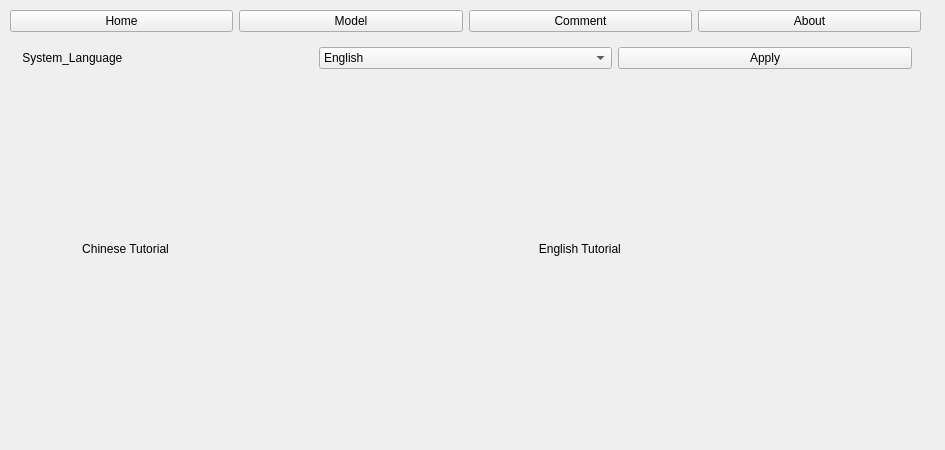
Above: frontdesign.ui from 2841130z/BiliStreamEcho_based_on_GPT-SoVITS before the change. Below: the same form after it.
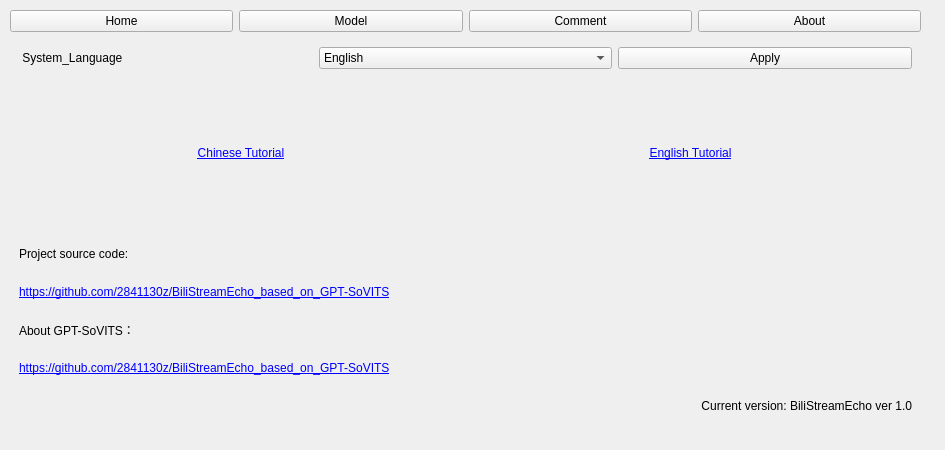
That is the form after the change. The open tabs and pages were chosen to show the change.

```diff
--- a/frontdesign.ui
+++ b/frontdesign.ui
@@ -560,7 +560,7 @@
          <item row="0" column="0">
           <layout class="QVBoxLayout" name="verticalLayout_16">
            <item>
-            <widget class="QLabel" name="label_17">
+            <widget class="QCheckBox" name="checkBox_2">
              <property name="text">
               <string>When receiving a comment:</string>
              </property>
@@ -570,7 +570,7 @@
             <widget class="QLineEdit" name="lineEdit_5"/>
            </item>
            <item>
-            <widget class="QLabel" name="label_18">
+            <widget class="QCheckBox" name="checkBox_3">
              <property name="text">
               <string>When receiving a super chat:</string>
              </property>
@@ -580,7 +580,7 @@
             <widget class="QLineEdit" name="lineEdit_7"/>
            </item>
            <item>
-            <widget class="QLabel" name="label_19">
+            <widget class="QCheckBox" name="checkBox_4">
              <property name="text">
               <string>When receiving a gift:</string>
              </property>
@@ -590,7 +590,7 @@
             <widget class="QLineEdit" name="lineEdit_8"/>
            </item>
            <item>
-            <widget class="QLabel" name="label_20">
+            <widget class="QCheckBox" name="checkBox_5">
              <property name="text">
               <string>When a user joins as a member:</string>
              </property>
@@ -704,14 +704,26 @@
              <item>
               <widget class="QLabel" name="label_23">
                <property name="text">
-                <string>                   Chinese Tutorial</string>
+                <string>&lt;a href=&quot;https://github.com/2841130z/BiliStreamEcho_based_on_GPT-SoVITS/blob/main/docs/cn/README.md&quot;&gt;Chinese Tutorial&lt;/a&gt;</string>
+               </property>
+               <property name="textFormat">
+                <enum>Qt::RichText</enum>
+               </property>
+               <property name="alignment">
+                <set>Qt::AlignCenter</set>
                </property>
               </widget>
              </item>
              <item>
               <widget class="QLabel" name="label_24">
                <property name="text">
-                <string>                     English Tutorial</string>
+                <string>&lt;a href=&quot;https://github.com/2841130z/BiliStreamEcho_based_on_GPT-SoVITS/blob/main/README.md&quot;&gt;English Tutorial&lt;/a&gt;</string>
+               </property>
+               <property name="textFormat">
+                <enum>Qt::RichText</enum>
+               </property>
+               <property name="alignment">
+                <set>Qt::AlignCenter</set>
                </property>
               </widget>
              </item>
@@ -719,6 +731,63 @@
            </item>
           </layout>
          </item>
+         <item row="1" column="0">
+          <layout class="QVBoxLayout" name="verticalLayout_12">
+           <item>
+            <widget class="QLabel" name="label_15">
+             <property name="text">
+              <string>Project source code:</string>
+             </property>
+             <property name="textFormat">
+              <enum>Qt::RichText</enum>
+             </property>
+            </widget>
+           </item>
+           <item>
+            <widget class="QLabel" name="label_17">
+             <property name="text">
+              <string>&lt;a href=&quot;https://github.com/2841130z/BiliStreamEcho_based_on_GPT-SoVITS&quot;&gt;https://github.com/2841130z/BiliStreamEcho_based_on_GPT-SoVITS&lt;/a&gt;</string>
+             </property>
+             <property name="textFormat">
+              <enum>Qt::RichText</enum>
+             </property>
+            </widget>
+           </item>
+           <item>
+            <widget class="QLabel" name="label_18">
+             <property name="text">
+              <string>About GPT-SoVITS：</string>
+             </property>
+             <property name="textFormat">
+              <enum>Qt::RichText</enum>
+             </property>
+            </widget>
+           </item>
+           <item>
+            <widget class="QLabel" name="label_19">
+             <property name="text">
+              <string>&lt;a href=&quot;https://github.com/2841130z/BiliStreamEcho_based_on_GPT-SoVITS&quot;&gt;https://github.com/2841130z/BiliStreamEcho_based_on_GPT-SoVITS&lt;/a&gt;</string>
+             </property>
+             <property name="textFormat">
+              <enum>Qt::RichText</enum>
+             </property>
+            </widget>
+           </item>
+           <item>
+            <widget class="QLabel" name="label_20">
+             <property name="text">
+              <string>Current version: BiliStreamEcho ver 1.0</string>
+             </property>
+             <property name="textFormat">
+              <enum>Qt::RichText</enum>
+             </property>
+             <property name="alignment">
+              <set>Qt::AlignRight|Qt::AlignTrailing|Qt::AlignVCenter</set>
+             </property>
+            </widget>
+           </item>
+          </layout>
+         </item>
         </layout>
        </widget>
       </widget>
```
